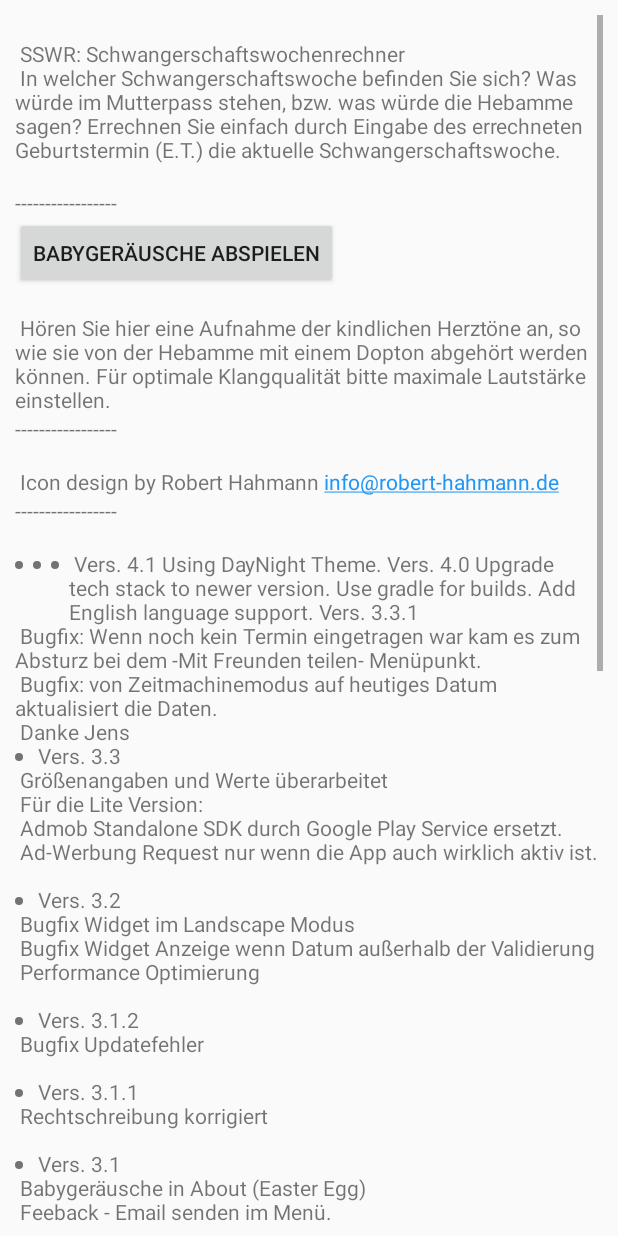
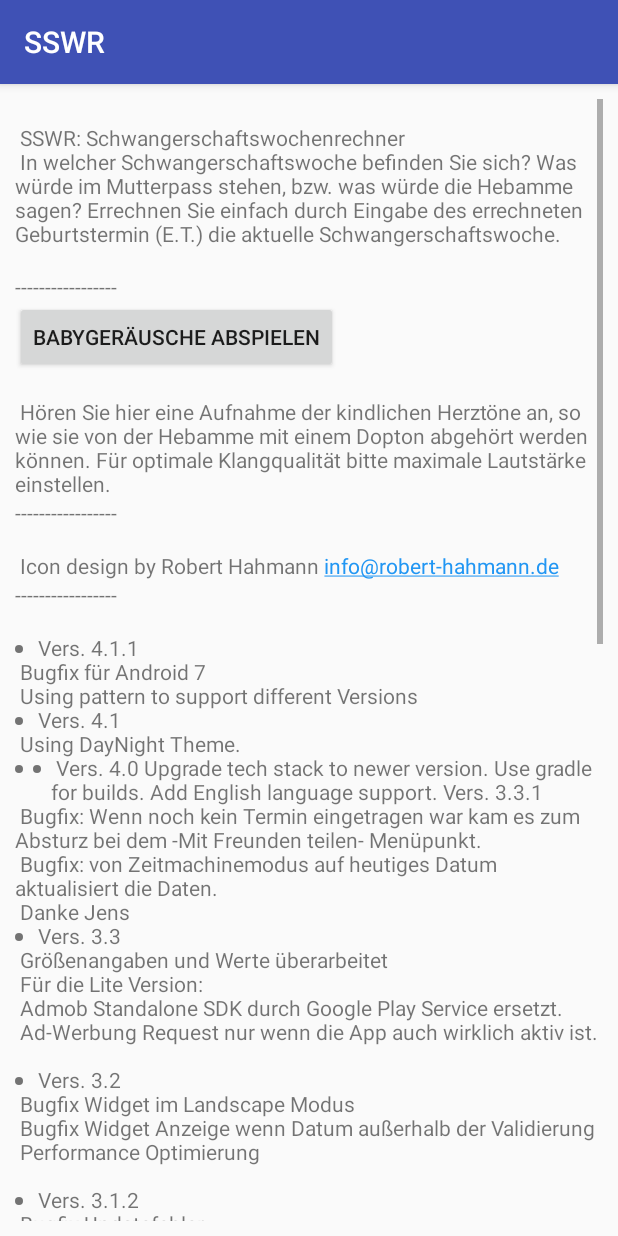
Before and after one commit to inog/SSWR, an Android app: the About screen opened directly, with no data from a screen before it, on a phone screen of 412 x 824 dp. Run offline under Robolectric (Android 15) with nearby library versions, the phone set to English and light mode, and no system bars.

Commit message:
update release txt
Signed-off-by: inog <kontakt@ingo-reschke.de>

```diff
--- a/app/src/main/java/de/ingoreschke/sswr/About.java
+++ b/app/src/main/java/de/ingoreschke/sswr/About.java
@@ -13,7 +13,7 @@ import android.widget.Button;
 import android.widget.TextView;
 
 
-public class About extends Activity implements OnClickListener{
+public class About extends ActivityIr implements OnClickListener{
 	private TextView tw_promo_nike;
 	private TextView tw_promo_robert;
 	private TextView tw_contact;
--- a/app/src/main/res/values/strings_release.xml
+++ b/app/src/main/res/values/strings_release.xml
@@ -2,8 +2,12 @@
 <resources>
 	<string name="releasenotes">\n
 
-		<li>Vers. 4.1</li>
-		Using DayNight Theme.
+		<li>Vers. 4.1.1</li>\n
+		Bugfix für Android 7 \n
+		Using pattern to support different Versions \n
+
+		<li>Vers. 4.1</li>\n
+		Using DayNight Theme.\n
 
 		<li>Vers. 4.0</li>
 		Upgrade tech stack to newer version. Use gradle for builds. Add English language support.
```
Also changed, not shown: gradle/wrapper/gradle-wrapper.properties.
